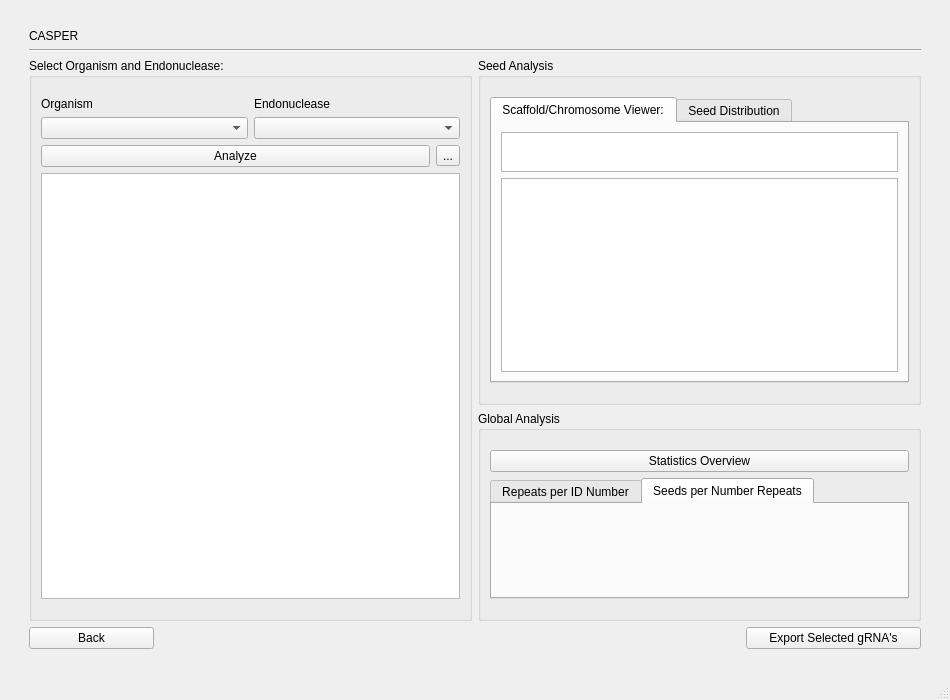
The window that mt.ui (TrinhLab/CASPERapp) describes before a commit, drawn with Qt 5.
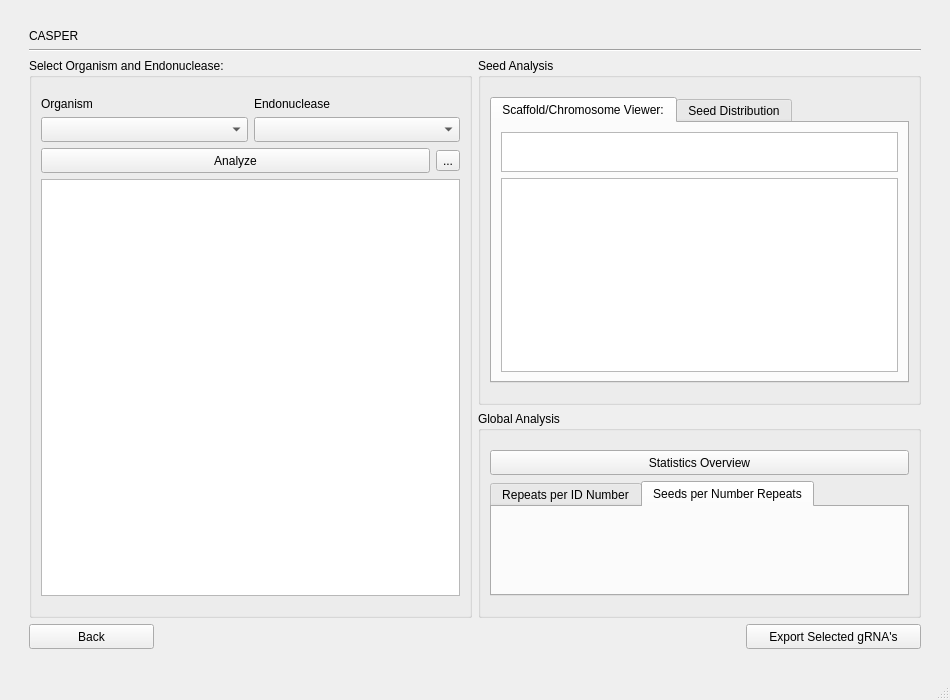
The same window after the commit.

What changed in the file:
```diff
--- a/mt.ui
+++ b/mt.ui
@@ -54,7 +54,7 @@
         <property name="minimumSize">
          <size>
           <width>125</width>
-          <height>0</height>
+          <height>25</height>
          </size>
         </property>
         <property name="text">
@@ -82,12 +82,24 @@
              <verstretch>0</verstretch>
             </sizepolicy>
            </property>
+           <property name="minimumSize">
+            <size>
+             <width>0</width>
+             <height>25</height>
+            </size>
+           </property>
           </widget>
          </item>
          <item row="3" column="0" colspan="2">
           <layout class="QHBoxLayout" name="horizontalLayout">
            <item>
             <widget class="QPushButton" name="Analyze_Button">
+             <property name="minimumSize">
+              <size>
+               <width>0</width>
+               <height>25</height>
+              </size>
+             </property>
              <property name="text">
               <string>Analyze</string>
              </property>
@@ -139,6 +151,12 @@
              <verstretch>0</verstretch>
             </sizepolicy>
            </property>
+           <property name="minimumSize">
+            <size>
+             <width>0</width>
+             <height>25</height>
+            </size>
+           </property>
           </widget>
          </item>
          <item row="0" column="0" colspan="2">
@@ -190,6 +208,12 @@
         <layout class="QGridLayout" name="gridLayout_7">
          <item row="1" column="0">
           <widget class="QPushButton" name="statistics_overview">
+           <property name="minimumSize">
+            <size>
+             <width>0</width>
+             <height>25</height>
+            </size>
+           </property>
            <property name="text">
             <string>Statistics Overview</string>
            </property>
@@ -269,7 +293,7 @@
         <property name="minimumSize">
          <size>
           <width>175</width>
-          <height>0</height>
+          <height>25</height>
          </size>
         </property>
         <property name="text">
```
